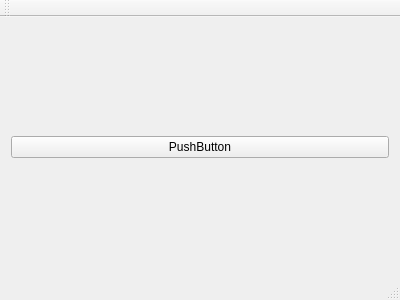
First picture: the form in mainwindow.ui, repository 0TheFox0/TimedMessageBox, before the edit.
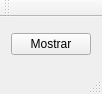
Second picture: the form after the edit.

Commit message: Frameless window

Diff of the .ui file:
```diff
--- a/mainwindow.ui
+++ b/mainwindow.ui
@@ -6,8 +6,8 @@
    <rect>
     <x>0</x>
     <y>0</y>
-    <width>400</width>
-    <height>300</height>
+    <width>93</width>
+    <height>94</height>
    </rect>
   </property>
   <property name="windowTitle">
@@ -18,7 +18,7 @@
     <item row="0" column="0">
      <widget class="QPushButton" name="pushButton">
       <property name="text">
-       <string>PushButton</string>
+       <string>Mostrar</string>
       </property>
      </widget>
     </item>
```
Left out of the diff: 2 changed lines with no effect on the pictures. The commit also changes 4 other files.
